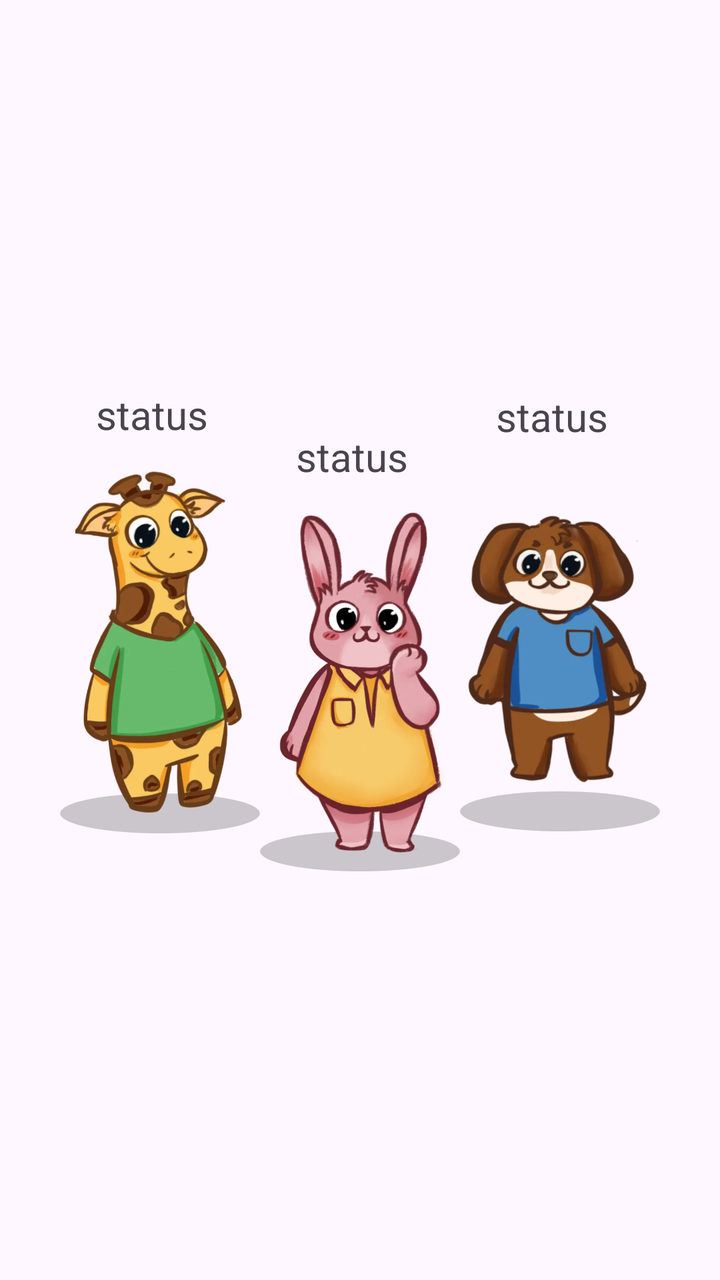
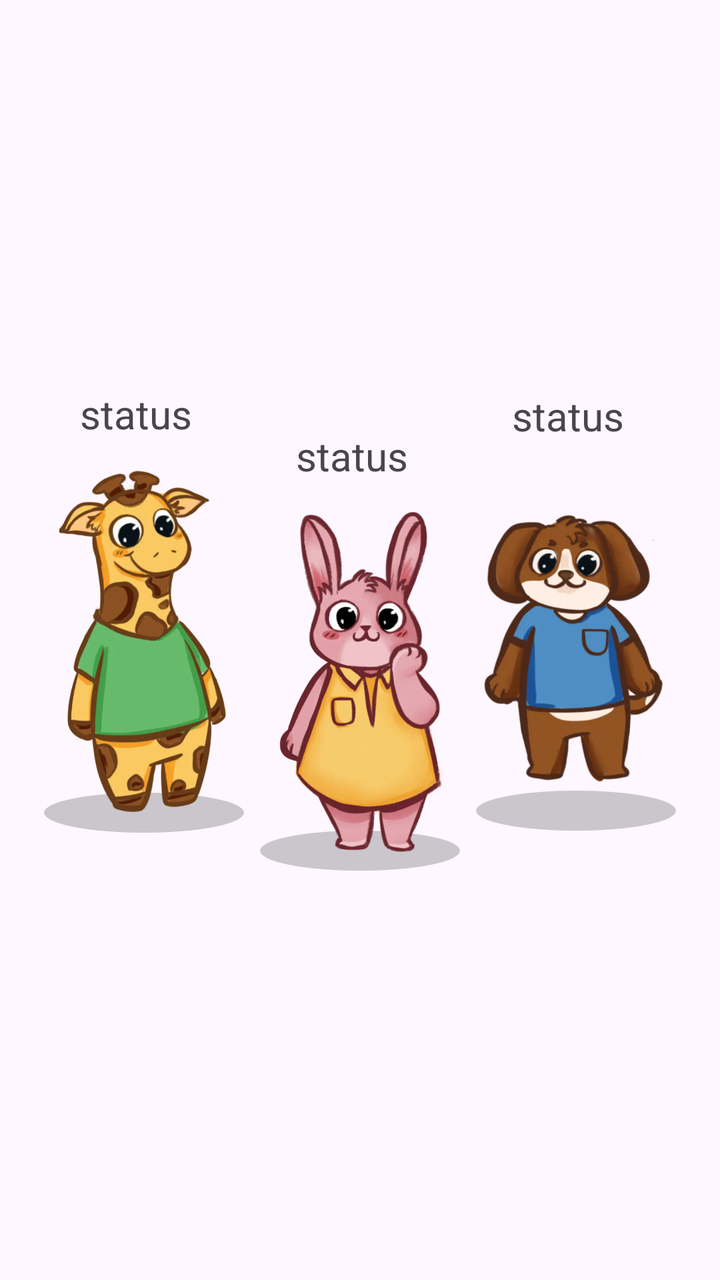

An Android layout rendered at two revisions. The XML below is the earlier revision; the diff shows what the commit changed to produce the second picture.
<!-- AndroidManifest.xml: application theme Theme.BetweenUs -->
<!-- res/layout/item_avatar_group.xml -->
<?xml version="1.0" encoding="utf-8"?>
<androidx.constraintlayout.widget.ConstraintLayout xmlns:android="http://schemas.android.com/apk/res/android"
    android:layout_width="match_parent"
    android:layout_height="match_parent"
    xmlns:app="http://schemas.android.com/apk/res-auto">

    
    <LinearLayout
        android:id="@+id/containerLeft"
        android:layout_width="wrap_content"
        android:layout_height="wrap_content"
        android:orientation="vertical"
        android:translationY="-20dp"
        android:gravity="center"
        app:layout_constraintEnd_toStartOf="@id/containerCenter"
        app:layout_constraintHorizontal_chainStyle="packed"
        app:layout_constraintStart_toStartOf="parent"
        app:layout_constraintTop_toTopOf="parent"
        app:layout_constraintBottom_toBottomOf="parent">
        <TextView
            android:id="@+id/txt_status1"
            android:layout_width="wrap_content"
            android:layout_height="wrap_content"
            android:text="status"
            android:translationX="-4dp"
            android:translationY="10dp"
            android:textSize="20sp" />

        <ImageView
            android:id="@+id/avatarLeft"
            android:layout_width="100dp"
            android:layout_height="180dp"
            android:src="@drawable/giraffe_happy"
            android:translationY="20dp"
            android:scaleX="0.95"
            android:scaleY="0.95"
            android:elevation="2dp" />

        <View
            android:layout_width="100dp"
            android:layout_height="20dp"

            android:background="@drawable/avatar_shadow"
            android:layout_marginTop="6dp" />
    </LinearLayout>

    <LinearLayout
        android:id="@+id/containerRight"
        android:layout_width="wrap_content"
        android:layout_height="wrap_content"
        android:translationY="-20dp"
        android:orientation="vertical"
        android:gravity="center"
        app:layout_constraintStart_toEndOf="@id/containerCenter"
        app:layout_constraintEnd_toEndOf="parent"
        app:layout_constraintTop_toTopOf="parent"
        app:layout_constraintBottom_toBottomOf="parent">

        <TextView
            android:id="@+id/txt_status3"
            android:layout_width="wrap_content"
            android:layout_height="wrap_content"
            android:text="status"
            android:translationX="-4dp"
            android:translationY="10dp"
            android:textSize="20sp"/>

        <ImageView
            android:id="@+id/avatarRight"
            android:layout_width="100dp"
            android:layout_height="180dp"
            android:src="@drawable/puppy_happy"
            android:translationY="20dp"
            android:scaleX="0.95"
            android:scaleY="0.95"
            android:elevation="2dp" />

        <View
            android:layout_width="100dp"
            android:layout_height="20dp"

            android:background="@drawable/avatar_shadow"
            android:layout_marginTop="4dp" />
    </LinearLayout>

    
    <LinearLayout
        android:id="@+id/containerCenter"
        android:layout_width="wrap_content"
        android:layout_height="wrap_content"
        android:orientation="vertical"
        android:gravity="center_horizontal"
        app:layout_constraintStart_toEndOf="@id/containerLeft"
        app:layout_constraintEnd_toStartOf="@id/containerRight"
        app:layout_constraintEnd_toEndOf="parent"
        app:layout_constraintTop_toTopOf="parent"
        app:layout_constraintBottom_toBottomOf="parent">

        <TextView
            android:id="@+id/txt_status2"
            android:layout_width="wrap_content"
            android:layout_height="wrap_content"
            android:text="status"
            android:translationY="10dp"
            android:translationX="-4dp"
            android:textSize="20sp"/>

        <ImageView
            android:id="@+id/avatarCenter"
            android:layout_width="100dp"
            android:layout_height="180dp"
            android:src="@drawable/bunny_happy"
            android:translationY="20dp"
            android:scaleX="0.95"
            android:scaleY="0.95"
            android:elevation="2dp" />

        <View

            android:layout_width="100dp"
            android:layout_height="20dp"
            android:background="@drawable/avatar_shadow"
            android:layout_marginTop="4dp" />
    </LinearLayout>

    


</androidx.constraintlayout.widget.ConstraintLayout>
<!-- resources referenced by this layout -->
<resources>
  <!-- drawable avatar_shadow (drawable) -->
  <?xml version="1.0" encoding="utf-8"?>
  <shape xmlns:android="http://schemas.android.com/apk/res/android"
      android:shape="oval">
  
      <size android:width="60dp"
          android:height="12dp"/>
  
      <solid android:color="#33000000"/>
  
  </shape>
  <!-- drawable bunny_happy: webp bitmap (drawable, 54212 bytes) -->
  <!-- drawable giraffe_happy: webp bitmap (drawable, 38966 bytes) -->
  <!-- drawable puppy_happy: webp bitmap (drawable, 27826 bytes) -->
  <style name="Theme.BetweenUs" parent="Theme.MaterialComponents.DayNight.NoActionBar">
          
          <item name="colorPrimary">@color/purple_500</item>
          <item name="colorPrimaryVariant">@color/purple_700</item>
          <item name="colorOnPrimary">@color/white</item>
          
          <item name="colorSecondary">@color/teal_200</item>
          <item name="colorSecondaryVariant">@color/teal_700</item>
          <item name="colorOnSecondary">@color/black</item>
          
          <item name="android:statusBarColor">?attr/colorPrimaryVariant</item>
          
      </style>
  <color name="purple_500">#FF6200EE</color>
  <color name="purple_700">#FF3700B3</color>
  <color name="white">#FFFFFFFF</color>
  <color name="teal_200">#FF03DAC5</color>
  <color name="teal_700">#FF018786</color>
  <color name="black">#FF000000</color>
</resources>

<!-- the commit's change to res/layout/item_avatar_group.xml (unified diff, before → after) -->
@@ -5,10 +5,25 @@
     xmlns:app="http://schemas.android.com/apk/res-auto">
 
     
+
+    <LinearLayout
+        android:id="@+id/avatarGroup"
+        android:layout_width="0dp"
+        android:layout_height="300dp"
+        android:orientation="horizontal"
+        android:gravity="center"
+        android:weightSum="3"
+        app:layout_constraintWidth_percent="0.9"
+        app:layout_constraintHeight_percent="0.8"
+        app:layout_constraintTop_toTopOf="parent"
+        app:layout_constraintBottom_toBottomOf="parent"
+        app:layout_constraintStart_toStartOf="parent"
+        app:layout_constraintEnd_toEndOf="parent">
     <LinearLayout
         android:id="@+id/containerLeft"
-        android:layout_width="wrap_content"
+        android:layout_width="0dp"
         android:layout_height="wrap_content"
+        android:layout_weight="1"
         android:orientation="vertical"
         android:translationY="-20dp"
         android:gravity="center"
@@ -43,11 +58,51 @@
             android:background="@drawable/avatar_shadow"
             android:layout_marginTop="6dp" />
     </LinearLayout>
+        <LinearLayout
+            android:id="@+id/containerCenter"
+            android:layout_width="0dp"
+            android:layout_height="wrap_content"
+            android:layout_weight="1"
+            android:orientation="vertical"
+            android:gravity="center_horizontal"
+            app:layout_constraintStart_toEndOf="@id/containerLeft"
+            app:layout_constraintEnd_toStartOf="@id/containerRight"
+            app:layout_constraintEnd_toEndOf="parent"
+            app:layout_constraintTop_toTopOf="parent"
+            app:layout_constraintBottom_toBottomOf="parent">
+
+            <TextView
+                android:id="@+id/txt_status2"
+                android:layout_width="wrap_content"
+                android:layout_height="wrap_content"
+                android:text="status"
+                android:translationY="10dp"
+                android:translationX="-4dp"
+                android:textSize="20sp"/>
+
+            <ImageView
+                android:id="@+id/avatarCenter"
+                android:layout_width="100dp"
+                android:layout_height="180dp"
+                android:src="@drawable/bunny_happy"
+                android:translationY="20dp"
+                android:scaleX="0.95"
+                android:scaleY="0.95"
+                android:elevation="2dp" />
+
+            <View
+
+                android:layout_width="100dp"
+                android:layout_height="20dp"
+                android:background="@drawable/avatar_shadow"
+                android:layout_marginTop="4dp" />
+        </LinearLayout>
 
     <LinearLayout
         android:id="@+id/containerRight"
-        android:layout_width="wrap_content"
+        android:layout_width="0dp"
         android:layout_height="wrap_content"
+        android:layout_weight="1"
         android:translationY="-20dp"
         android:orientation="vertical"
         android:gravity="center"
@@ -73,6 +128,7 @@
             android:translationY="20dp"
             android:scaleX="0.95"
             android:scaleY="0.95"
+            android:layout_weight="1"
             android:elevation="2dp" />
 
         <View
@@ -84,43 +140,8 @@
     </LinearLayout>
 
     
-    <LinearLayout
-        android:id="@+id/containerCenter"
-        android:layout_width="wrap_content"
-        android:layout_height="wrap_content"
-        android:orientation="vertical"
-        android:gravity="center_horizontal"
-        app:layout_constraintStart_toEndOf="@id/containerLeft"
-        app:layout_constraintEnd_toStartOf="@id/containerRight"
-        app:layout_constraintEnd_toEndOf="parent"
-        app:layout_constraintTop_toTopOf="parent"
-        app:layout_constraintBottom_toBottomOf="parent">
 
-        <TextView
-            android:id="@+id/txt_status2"
-            android:layout_width="wrap_content"
-            android:layout_height="wrap_content"
-            android:text="status"
-            android:translationY="10dp"
-            android:translationX="-4dp"
-            android:textSize="20sp"/>
 
-        <ImageView
-            android:id="@+id/avatarCenter"
-            android:layout_width="100dp"
-            android:layout_height="180dp"
-            android:src="@drawable/bunny_happy"
-            android:translationY="20dp"
-            android:scaleX="0.95"
-            android:scaleY="0.95"
-            android:elevation="2dp" />
-
-        <View
-
-            android:layout_width="100dp"
-            android:layout_height="20dp"
-            android:background="@drawable/avatar_shadow"
-            android:layout_marginTop="4dp" />
     </LinearLayout>
 
     
